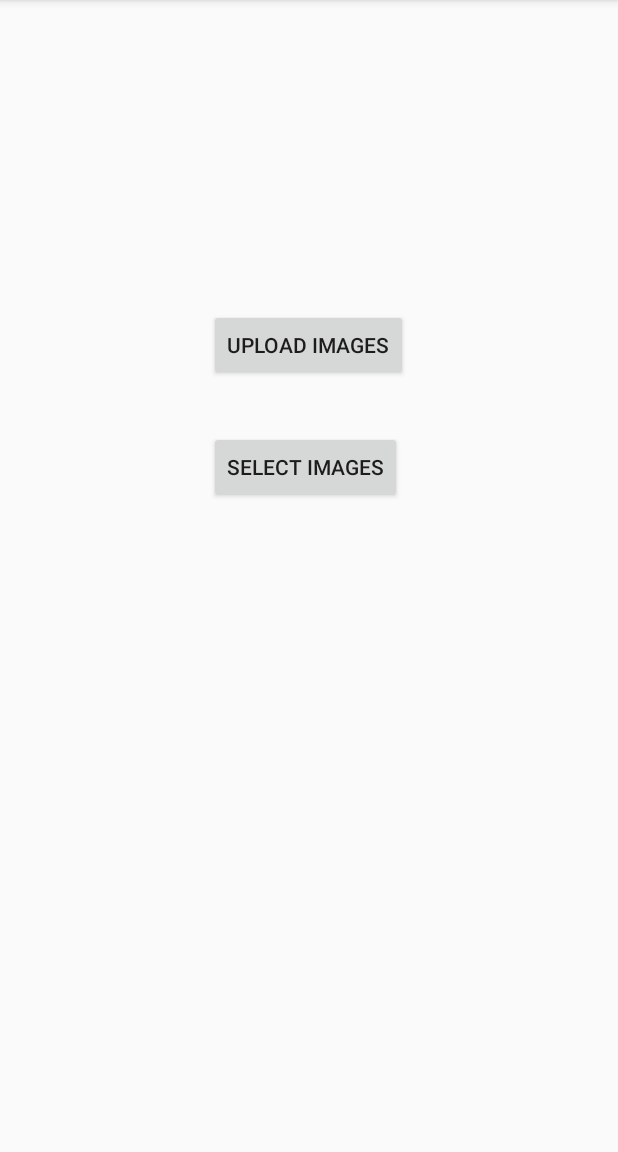
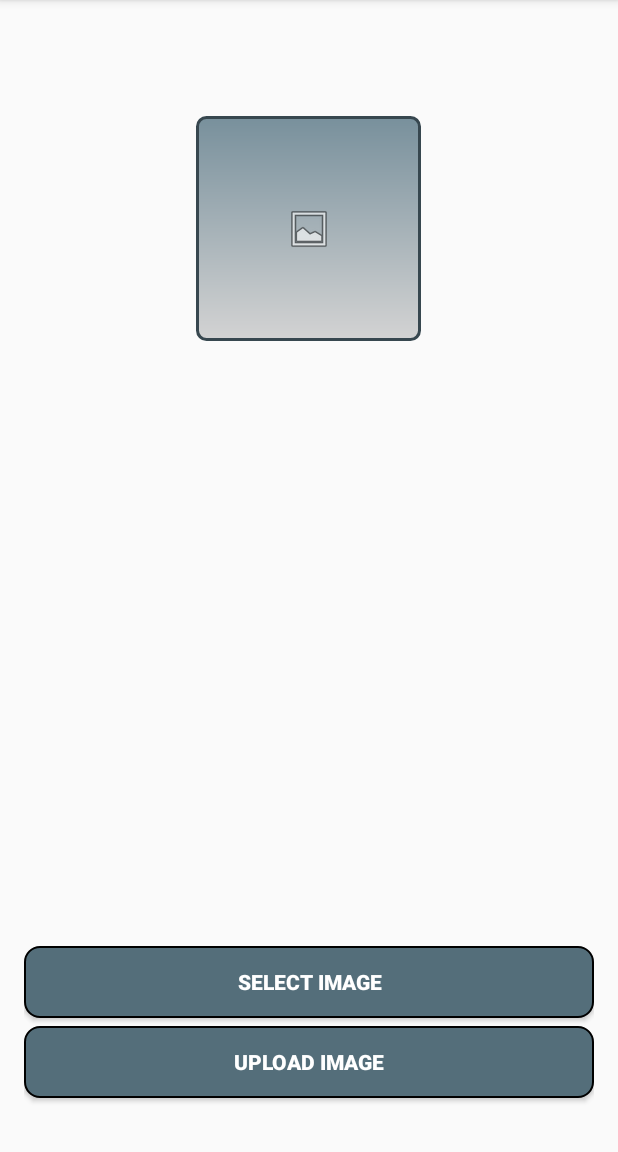
Before and after one commit to byteShaft/foodie, an Android app: the fragment UploadFragment placed in its activity, on a phone screen of 412 x 824 dp, the part 84-1236 px from its top. Run offline under Robolectric (Android 15) with nearby library versions, the phone set to English and light mode, and no system bars; pictures from the network do not load.

Commit message:
add image view for selected picture and set UI

```diff
--- a/app/src/main/java/com/byteshaft/foodie/fragments/UploadFragment.java
+++ b/app/src/main/java/com/byteshaft/foodie/fragments/UploadFragment.java
@@ -48,18 +48,21 @@ public class UploadFragment extends Fragment implements View.OnClickListener {
     private List<String> imagesEncodedList;
 
     private View mBaseView;
+    private ProgressDialog mProgressDialog;
+    private ImageView imageView;
     private Button selectImage;
+    private Button upload;
     private static final int PICK_IMAGE_MULTIPLE = 1;
     public static final int MY_PERMISSIONS_REQUEST_READ_EXTERNAL_STORAGE = 0;
-    private Button upload;
     private ArrayList<String> mArrayUri;
-    private ProgressDialog mProgressDialog;
+
 
 
     @Override
     public View onCreateView(LayoutInflater inflater, ViewGroup container, Bundle savedInstanceState) {
         mBaseView = inflater.inflate(R.layout.fragment_upload, container, false);
         selectImage = (Button) mBaseView.findViewById(R.id.select_image);
+        imageView = (ImageView) mBaseView.findViewById(R.id.image_view);
         upload = (Button) mBaseView.findViewById(R.id.upload);
         upload.setOnClickListener(this);
         selectImage.setOnClickListener(this);
@@ -167,6 +170,7 @@ public class UploadFragment extends Fragment implements View.OnClickListener {
 
                     Uri mImageUri = data.getData();
                     mArrayUri.add(getImagePath(mImageUri));
+                    imageView.setImageURI(mImageUri);
                     // Get the cursor
                     Cursor cursor = getActivity().getApplicationContext().getContentResolver().query(mImageUri,
                             filePathColumn, null, null, null);
@@ -248,7 +252,7 @@ public class UploadFragment extends Fragment implements View.OnClickListener {
         protected void onPreExecute() {
             super.onPreExecute();
             mProgressDialog = new ProgressDialog(getActivity());
-            mProgressDialog.setMessage("Registering...");
+            mProgressDialog.setMessage("uploading...");
             mProgressDialog.setIndeterminate(false);
             mProgressDialog.setCancelable(false);
             mProgressDialog.show();
@@ -283,7 +287,7 @@ public class UploadFragment extends Fragment implements View.OnClickListener {
                         AppGlobals.NO_INTERNET_MESSAGE, null);
             } else try {
                 if (s.getInt("result") == 0) {
-                    Toast.makeText(getActivity(), "success", Toast.LENGTH_SHORT).show();
+                    Toast.makeText(getActivity(), "image has been uploaded", Toast.LENGTH_SHORT).show();
                 }
             } catch (JSONException e) {
                 e.printStackTrace();
--- /dev/null
+++ b/app/src/main/res/drawable/border_image.xml
@@ -0,0 +1,10 @@
+<?xml version="1.0" encoding="utf-8"?>
+<shape
+    xmlns:android="http://schemas.android.com/apk/res/android"
+    android:shape="rectangle">
+    <gradient android:startColor="#78909C"
+            android:endColor="#d3d3d3"
+            android:angle="270" />
+    <corners android:radius="6dp" />
+    <stroke android:width="2dp" android:color="#37474F" />
+</shape>
--- a/app/src/main/res/layout/fragment_upload.xml
+++ b/app/src/main/res/layout/fragment_upload.xml
@@ -4,37 +4,39 @@
     android:layout_height="match_parent">
 
     <Button
-        android:layout_width="wrap_content"
+        android:id="@+id/select_image"
+        android:layout_width="match_parent"
         android:layout_height="wrap_content"
-        android:text="select images"
-        android:id="@+id/select_image"
-        android:layout_marginTop="33dp"
-        android:layout_below="@+id/upload"
-        android:layout_alignLeft="@+id/upload"
-        android:layout_alignStart="@+id/upload" />
+        android:text="select image"
+        android:textColor="@android:color/white"
+        android:background="@drawable/button_effect"
+        android:textStyle="bold"
+        android:layout_marginBottom="5dp"
+        android:layout_above="@+id/upload"
+        android:layout_centerHorizontal="true" />
 
-    <HorizontalScrollView
-        android:id="@+id/horizontal_scroll"
-        android:layout_below="@+id/select_image"
-        android:layout_width="match_parent"
-        android:layout_height="wrap_content">
-
-        <LinearLayout
-            android:id="@+id/linear"
-            android:layout_width="wrap_content"
-            android:layout_height="wrap_content"
-            android:orientation="horizontal" >
-        </LinearLayout>
-
-    </HorizontalScrollView>
 
     <Button
-        android:layout_width="wrap_content"
+        android:id="@+id/upload"
+        android:layout_width="match_parent"
         android:layout_height="wrap_content"
-        android:text="upload Images"
-        android:id="@+id/upload"
-        android:layout_marginTop="190dp"
+        android:text="upload Image"
+        android:textColor="@android:color/white"
+        android:background="@drawable/button_effect"
+        android:textStyle="bold"
+        android:layout_alignParentBottom="true"
+        android:layout_centerHorizontal="true"
+        android:layout_marginBottom="20dp" />
+
+    <ImageView
+        android:id="@+id/image_view"
+        android:layout_width="150dp"
+        android:layout_height="150dp"
+        android:scaleType="center"
+        android:src="@android:drawable/ic_menu_gallery"
+        android:background="@drawable/border_image"
         android:layout_alignParentTop="true"
-        android:layout_centerHorizontal="true" />
+        android:layout_centerHorizontal="true"
+        android:layout_marginTop="61dp" />
 
 </RelativeLayout>
```
